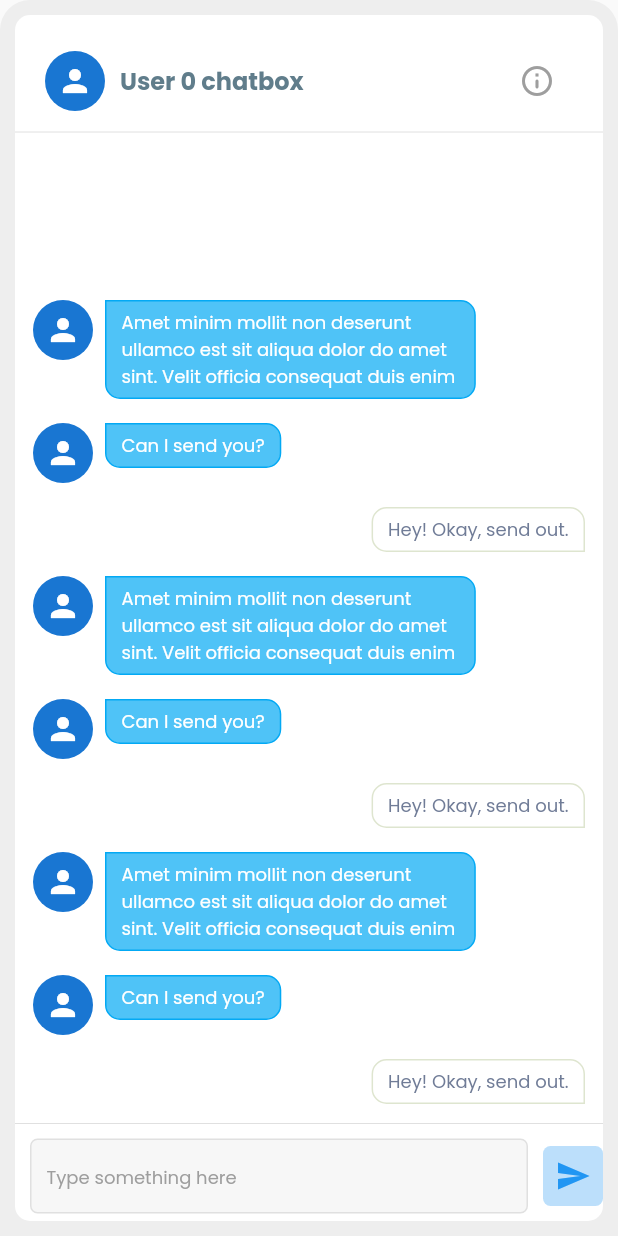
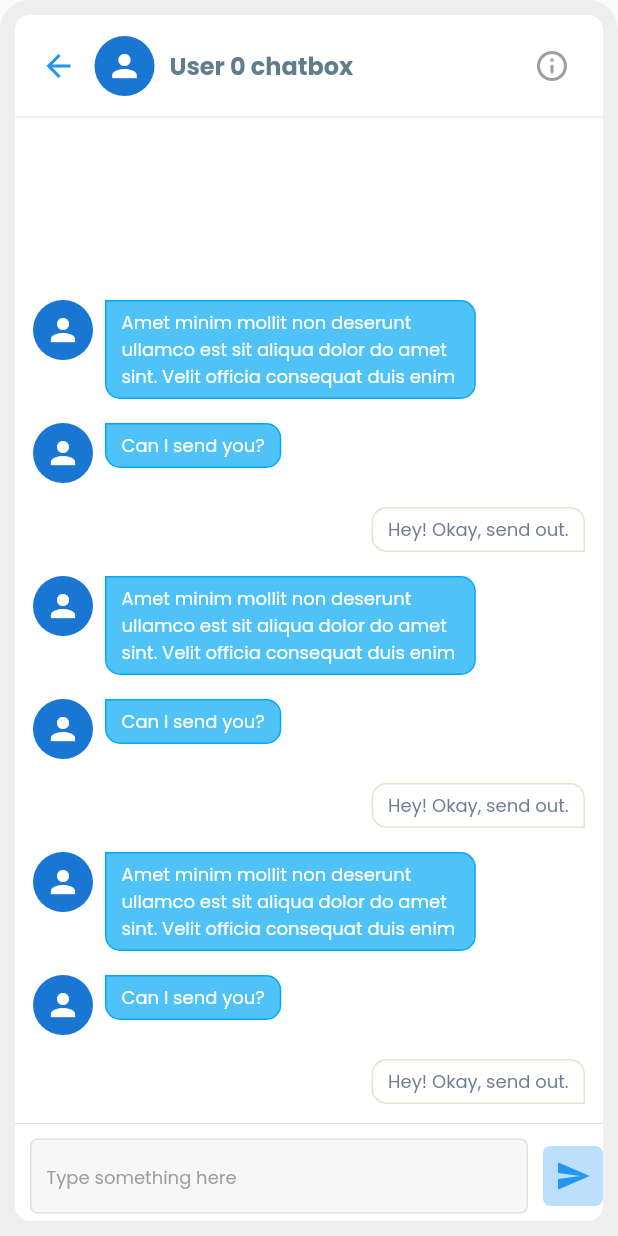
Before and after one commit to aman1210/College_Social_Network, a Flutter app: the MessageScreen widget shown alone on an empty page, opened directly, after a tap on an icon or button, on a phone screen of 412 x 824 dp. Run offline on Flutter 3.47's test engine with Material 2 defaults, Android fonts, the phone set to English and light mode, and no system bars; our stand-ins replace carousel_slider, flutter_spinkit, google_fonts; missing offline and left inert: image_fade.

Commit message:
updating frontend

```diff
--- a/Frontend/college_social_network/lib/components/current_state.dart
+++ b/Frontend/college_social_network/lib/components/current_state.dart
@@ -15,7 +15,7 @@ class CurrentState extends ChangeNotifier {
     ['Messages', Icons.message_outlined],
     ['Notification', Icons.notifications_outlined],
     ['Profile', Icons.person_outline_rounded],
-    ['Settings', Icons.settings_outlined],
+    // ['Settings', Icons.settings_outlined],
     ['Logout', Icons.logout_rounded],
   ];
 
@@ -25,7 +25,7 @@ class CurrentState extends ChangeNotifier {
     MessageScreen(),
     NotificationScreen(),
     ProfileScreen(),
-    const Center(child: Text("6")),
+    // const Center(child: Text("6")),
     const Center(child: Text("7")),
   ];
 
--- a/Frontend/college_social_network/lib/views/home_screen/post_feed.dart
+++ b/Frontend/college_social_network/lib/views/home_screen/post_feed.dart
@@ -18,7 +18,7 @@ class PostFeed extends StatelessWidget {
       width: double.infinity,
       clipBehavior: Clip.hardEdge,
       padding: EdgeInsets.only(
-          top: isMobile ? kDefaultPadding / 2 : kDefaultPadding * 1.2),
+          top: isMobile ? kDefaultPadding / 2 : kDefaultPadding),
       decoration: BoxDecoration(
           color: Colors.grey.shade200,
           borderRadius: BorderRadius.only(
@@ -137,7 +137,7 @@ class NewPost extends StatelessWidget {
               icon: const Icon(Icons.photo_outlined),
               label: const Text("Photo"),
             ),
-            const Expanded(child: const SizedBox()),
+            const Expanded(child: SizedBox()),
             ElevatedButton(onPressed: () {}, child: const Text("Post"))
           ],
         ),
--- a/Frontend/college_social_network/lib/views/message_screen/message_screen.dart
+++ b/Frontend/college_social_network/lib/views/message_screen/message_screen.dart
@@ -100,7 +100,8 @@ class _MessageScreenState extends State<MessageScreen> {
                   )
                 : Container(
                     margin: const EdgeInsets.only(bottom: kDefaultPadding / 2),
-                    padding: const EdgeInsets.only(top: kDefaultPadding),
+                    padding: EdgeInsets.only(
+                        top: isMobile ? kDefaultPadding / 2 : kDefaultPadding),
                     decoration: BoxDecoration(
                       color: Colors.white,
                       borderRadius: BorderRadius.circular(
@@ -109,7 +110,10 @@ class _MessageScreenState extends State<MessageScreen> {
                     child: Column(
                       crossAxisAlignment: CrossAxisAlignment.start,
                       children: [
-                        ChatBoxHeading(selectedUser: selectedUser),
+                        ChatBoxHeading(
+                          selectedUser: selectedUser,
+                          isMobile: isMobile,
+                        ),
                         Divider(height: kDefaultPadding),
                         Expanded(
                           child: ListView.builder(
@@ -256,19 +260,30 @@ class MessageBubble extends StatelessWidget {
 }
 
 class ChatBoxHeading extends StatelessWidget {
-  const ChatBoxHeading({
-    Key? key,
-    required this.selectedUser,
-  }) : super(key: key);
+  const ChatBoxHeading(
+      {Key? key, required this.selectedUser, required this.isMobile})
+      : super(key: key);
 
   final int selectedUser;
+  final bool isMobile;
 
   @override
   Widget build(BuildContext context) {
     return Padding(
-      padding: const EdgeInsets.symmetric(horizontal: kDefaultPadding),
+      padding: EdgeInsets.only(
+          left: isMobile ? kDefaultPadding / 4 : kDefaultPadding / 2,
+          right: isMobile ? kDefaultPadding / 2 : kDefaultPadding),
       child: Row(
         children: [
+          IconButton(
+              onPressed: () {
+                Provider.of<MessageViewModel>(context, listen: false)
+                    .selectUser(-1);
+              },
+              icon: Icon(
+                Icons.arrow_back,
+                color: Theme.of(context).primaryColor,
+              )),
           CircleAvatar(
             child: Icon(Icons.person),
           ),
```
Also changed, not shown: Frontend/college_social_network/lib/views/my_community_screen/my_community_screen.dart (+31 -9 lines).
